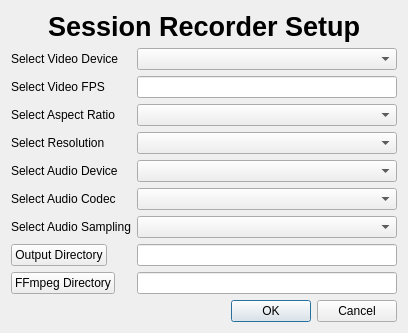
The window that initializationdialog.ui (miyamot0/SessionRecorder) describes before a commit, drawn with Qt 5.
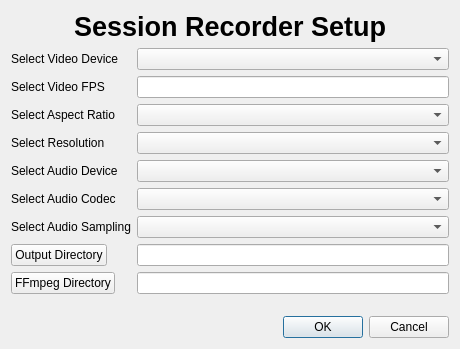
The same window after the commit.

The edit to the form file:
```diff
--- a/initializationdialog.ui
+++ b/initializationdialog.ui
@@ -6,8 +6,8 @@
    <rect>
     <x>0</x>
     <y>0</y>
-    <width>408</width>
-    <height>276</height>
+    <width>460</width>
+    <height>349</height>
    </rect>
   </property>
   <property name="windowTitle">
@@ -29,6 +29,9 @@
    </item>
    <item>
     <layout class="QFormLayout" name="formLayout">
+     <property name="fieldGrowthPolicy">
+      <enum>QFormLayout::ExpandingFieldsGrow</enum>
+     </property>
      <item row="0" column="0">
       <widget class="QLabel" name="label">
        <property name="text">
@@ -37,7 +40,14 @@
       </widget>
      </item>
      <item row="0" column="1">
-      <widget class="QComboBox" name="comboBoxVideoDevice"/>
+      <widget class="QComboBox" name="comboBoxVideoDevice">
+       <property name="sizePolicy">
+        <sizepolicy hsizetype="MinimumExpanding" vsizetype="Fixed">
+         <horstretch>0</horstretch>
+         <verstretch>0</verstretch>
+        </sizepolicy>
+       </property>
+      </widget>
      </item>
      <item row="1" column="0">
       <widget class="QLabel" name="label_2">
@@ -47,7 +57,14 @@
       </widget>
      </item>
      <item row="1" column="1">
-      <widget class="QLineEdit" name="lineEditVideoFPS"/>
+      <widget class="QLineEdit" name="lineEditVideoFPS">
+       <property name="sizePolicy">
+        <sizepolicy hsizetype="MinimumExpanding" vsizetype="Fixed">
+         <horstretch>0</horstretch>
+         <verstretch>0</verstretch>
+        </sizepolicy>
+       </property>
+      </widget>
      </item>
      <item row="4" column="0">
       <widget class="QLabel" name="label_3">
@@ -57,7 +74,14 @@
       </widget>
      </item>
      <item row="4" column="1">
-      <widget class="QComboBox" name="comboBoxAudioDevice"/>
+      <widget class="QComboBox" name="comboBoxAudioDevice">
+       <property name="sizePolicy">
+        <sizepolicy hsizetype="MinimumExpanding" vsizetype="Fixed">
+         <horstretch>0</horstretch>
+         <verstretch>0</verstretch>
+        </sizepolicy>
+       </property>
+      </widget>
      </item>
      <item row="6" column="0">
       <widget class="QLabel" name="label_4">
@@ -67,7 +91,14 @@
       </widget>
      </item>
      <item row="6" column="1">
-      <widget class="QComboBox" name="comboBoxAudioSampling"/>
+      <widget class="QComboBox" name="comboBoxAudioSampling">
+       <property name="sizePolicy">
+        <sizepolicy hsizetype="MinimumExpanding" vsizetype="Fixed">
+         <horstretch>0</horstretch>
+         <verstretch>0</verstretch>
+        </sizepolicy>
+       </property>
+      </widget>
      </item>
      <item row="7" column="0">
       <widget class="QPushButton" name="pushButtonOutputDirectory">
@@ -83,7 +114,14 @@
       </widget>
      </item>
      <item row="7" column="1">
-      <widget class="QLineEdit" name="lineEditOutputDirectory"/>
+      <widget class="QLineEdit" name="lineEditOutputDirectory">
+       <property name="sizePolicy">
+        <sizepolicy hsizetype="MinimumExpanding" vsizetype="Fixed">
+         <horstretch>0</horstretch>
+         <verstretch>0</verstretch>
+        </sizepolicy>
+       </property>
+      </widget>
      </item>
      <item row="8" column="0">
       <widget class="QPushButton" name="pushButtonFFmpegDirectory">
@@ -93,7 +131,14 @@
       </widget>
      </item>
      <item row="8" column="1">
-      <widget class="QLineEdit" name="lineEditFFmpegDirectory"/>
+      <widget class="QLineEdit" name="lineEditFFmpegDirectory">
+       <property name="sizePolicy">
+        <sizepolicy hsizetype="MinimumExpanding" vsizetype="Fixed">
+         <horstretch>0</horstretch>
+         <verstretch>0</verstretch>
+        </sizepolicy>
+       </property>
+      </widget>
      </item>
      <item row="5" column="0">
       <widget class="QLabel" name="label_6">
@@ -103,7 +148,14 @@
       </widget>
      </item>
      <item row="5" column="1">
-      <widget class="QComboBox" name="comboBoxAudioCodec"/>
+      <widget class="QComboBox" name="comboBoxAudioCodec">
+       <property name="sizePolicy">
+        <sizepolicy hsizetype="MinimumExpanding" vsizetype="Fixed">
+         <horstretch>0</horstretch>
+         <verstretch>0</verstretch>
+        </sizepolicy>
+       </property>
+      </widget>
      </item>
      <item row="2" column="0">
       <widget class="QLabel" name="label_7">
@@ -113,7 +165,14 @@
       </widget>
      </item>
      <item row="2" column="1">
-      <widget class="QComboBox" name="comboBoxAspectRatio"/>
+      <widget class="QComboBox" name="comboBoxAspectRatio">
+       <property name="sizePolicy">
+        <sizepolicy hsizetype="MinimumExpanding" vsizetype="Fixed">
+         <horstretch>0</horstretch>
+         <verstretch>0</verstretch>
+        </sizepolicy>
+       </property>
+      </widget>
      </item>
      <item row="3" column="0">
       <widget class="QLabel" name="label_8">
@@ -123,7 +182,14 @@
       </widget>
      </item>
      <item row="3" column="1">
-      <widget class="QComboBox" name="comboBoxResolution"/>
+      <widget class="QComboBox" name="comboBoxResolution">
+       <property name="sizePolicy">
+        <sizepolicy hsizetype="MinimumExpanding" vsizetype="Fixed">
+         <horstretch>0</horstretch>
+         <verstretch>0</verstretch>
+        </sizepolicy>
+       </property>
+      </widget>
      </item>
     </layout>
    </item>
```
Left out of the diff: 2 changed lines with no effect on the pictures.
